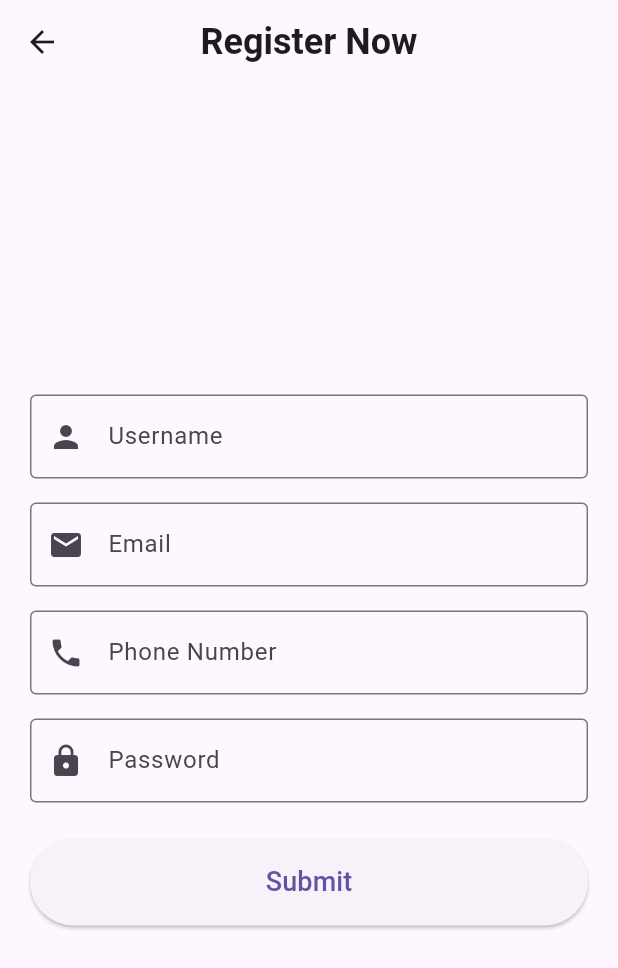
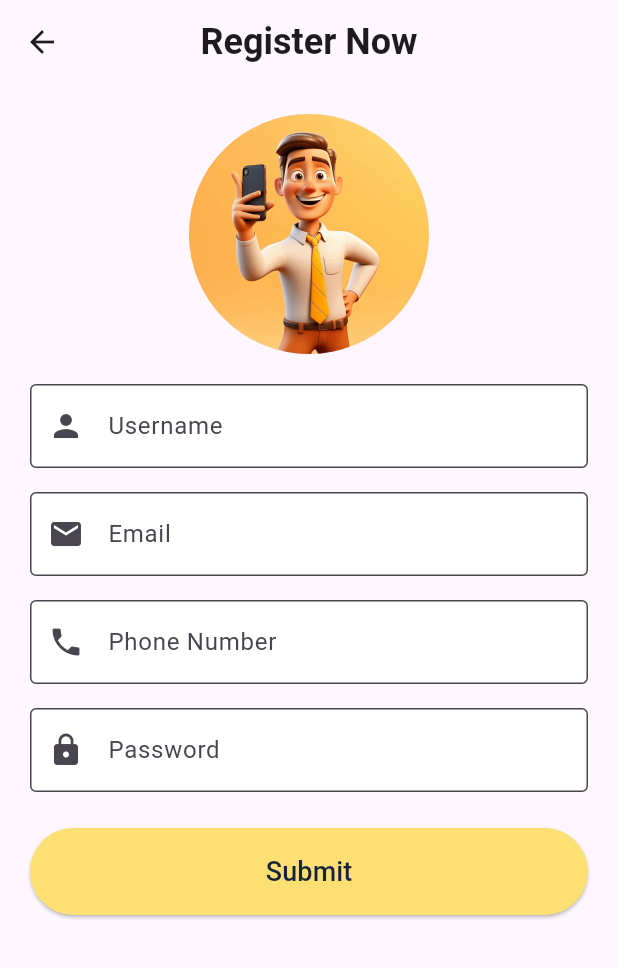
Before and after one commit to chebbi4m/pim-flutter, a Flutter app: the ParentRegistrationPage screen opened directly, on a phone screen of 412 x 824 dp. Shown: the top 968 px of the screen. Run offline on Flutter 3.47's test engine with Material 3 defaults, Android fonts, the phone set to English and light mode, and no system bars; our stand-ins replace carousel_slider, flutter_animate, flutter_secure_storage, font_awesome_flutter, shared_preferences; accounts and stored records are empty.

Commit message:
changed colors for the register page

```diff
--- a/flutterdev/flutter_application_1/lib/pages/parentRegister.dart
+++ b/flutterdev/flutter_application_1/lib/pages/parentRegister.dart
@@ -2,6 +2,7 @@ import 'package:flutter/material.dart';
 import '../Services/parentServices.dart';
 import 'success.dart';
 import '../main.dart';
+
 class ParentRegistrationPage extends StatelessWidget {
   final TextEditingController usernameController = TextEditingController();
   final TextEditingController emailController = TextEditingController();
@@ -18,19 +19,39 @@ class ParentRegistrationPage extends StatelessWidget {
         ),
         centerTitle: true,
       ),
-      body: Center(
+      body: SingleChildScrollView(
+        child: Center (
           child: Padding(
             padding: EdgeInsets.all(20.0),
             child: Column(
               mainAxisAlignment: MainAxisAlignment.center,
               crossAxisAlignment: CrossAxisAlignment.stretch,
               children: [
+                Center(
+                  child: CircleAvatar(
+                    radius: 80.0, // Increase the radius to make the image bigger
+                    backgroundImage: AssetImage('assets/images/avatar_kids.png'),
+                  ),
+                ),
+                SizedBox(height: 20.0), // Spacing after the image
                 TextFormField(
                   controller: usernameController,
                   decoration: InputDecoration(
                     labelText: 'Username',
                     border: OutlineInputBorder(),
                     prefixIcon: Icon(Icons.person),
+                    // Customizing input field color and border
+                    fillColor: Colors.white, // Background color of the text field
+                    filled: true,
+                    focusedBorder: OutlineInputBorder( // Border when the TextFormField is focused
+                      borderSide: BorderSide(
+                        color: Colors.blue, // Your specified color
+                        width: 2.0, // You can adjust the border width
+                      ),
+                    ),
+                    floatingLabelStyle: TextStyle( // Style for the label when the field is focused
+                      color: Colors.blue, // Specified color for focused label
+                    ),
                   ),
                 ),
                 SizedBox(height: 16.0),
@@ -40,6 +61,18 @@ class ParentRegistrationPage extends StatelessWidget {
                     labelText: 'Email',
                     border: OutlineInputBorder(),
                     prefixIcon: Icon(Icons.email),
+                    // Customizing input field color and border
+                    fillColor: Colors.white, // Same as above
+                    filled: true,
+                    focusedBorder: OutlineInputBorder( // Border when the TextFormField is focused
+                      borderSide: BorderSide(
+                        color: Colors.blue, // Your specified color
+                        width: 2.0, // You can adjust the border width
+                      ),
+                    ),
+                    floatingLabelStyle: TextStyle( // Style for the label when the field is focused
+                      color: Colors.blue, // Specified color for focused label
+                    ),
                   ),
                 ),
                 SizedBox(height: 16.0),
@@ -50,6 +83,18 @@ class ParentRegistrationPage extends StatelessWidget {
                     labelText: 'Phone Number',
                     border: OutlineInputBorder(),
                     prefixIcon: Icon(Icons.phone),
+                    // Customizing input field color and border
+                    fillColor: Colors.white, // Same as above
+                    filled: true,
+                    focusedBorder: OutlineInputBorder( // Border when the TextFormField is focused
+                      borderSide: BorderSide(
+                        color: Colors.blue, // Your specified color
+                        width: 2.0, // You can adjust the border width
+                      ),
+                    ),
+                    floatingLabelStyle: TextStyle( // Style for the label when the field is focused
+                      color: Colors.blue, // Specified color for focused label
+                    ),
                   ),
                 ),
                 SizedBox(height: 16.0),
@@ -60,6 +105,18 @@ class ParentRegistrationPage extends StatelessWidget {
                     labelText: 'Password',
                     border: OutlineInputBorder(),
                     prefixIcon: Icon(Icons.lock),
+                    // Customizing input field color and border
+                    fillColor: Colors.white, // Same as above
+                    filled: true,
+                    focusedBorder: OutlineInputBorder( // Border when the TextFormField is focused
+                      borderSide: BorderSide(
+                        color: Colors.blue, // Your specified color
+                        width: 2.0, // You can adjust the border width
+                      ),
+                    ),
+                    floatingLabelStyle: TextStyle( // Style for the label when the field is focused
+                      color: Colors.blue, // Specified color for focused label
+                    ),
                   ),
                 ),
                 SizedBox(height: 24.0),
@@ -90,6 +147,8 @@ class ParentRegistrationPage extends StatelessWidget {
                     });
                   },
                   style: ElevatedButton.styleFrom(
+                    primary: Color.fromARGB(255, 253, 224, 116), // Background color of the button
+                    onPrimary: Color(0xFF17233D), // Text color
                     padding: EdgeInsets.symmetric(vertical: 16.0),
                   ),
                   child: Text(
@@ -101,6 +160,7 @@ class ParentRegistrationPage extends StatelessWidget {
             ),
           ),
         ),
+      ),
     );
   }
 }
```
Lines whose indentation alone changed are shown as unchanged.
